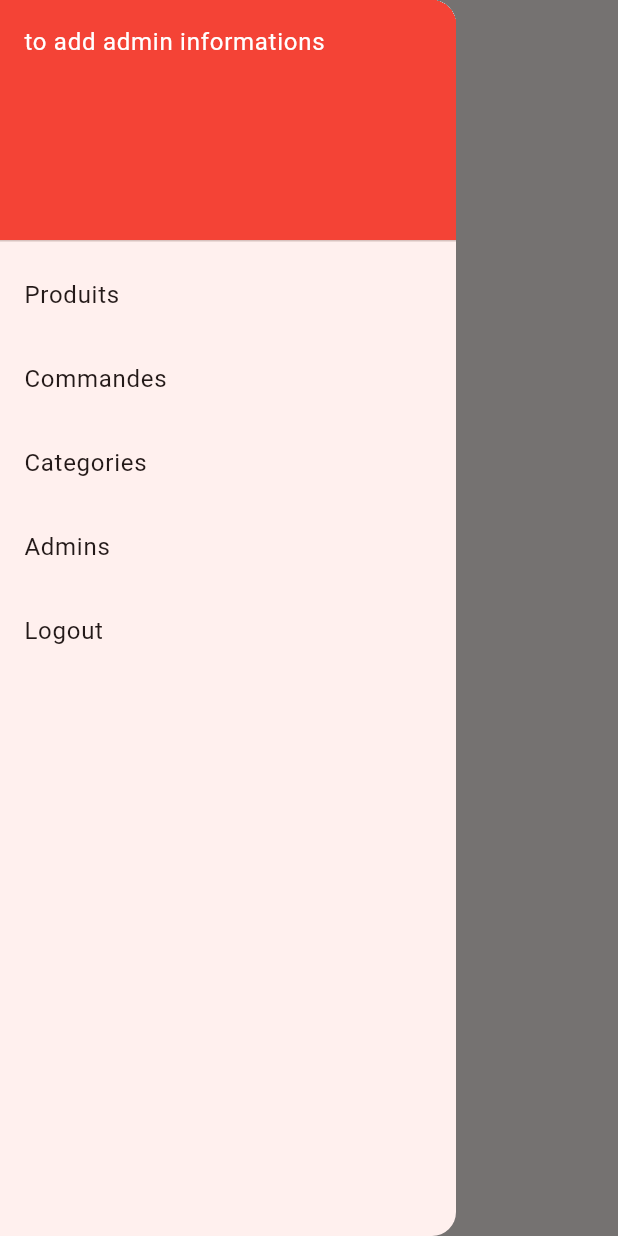
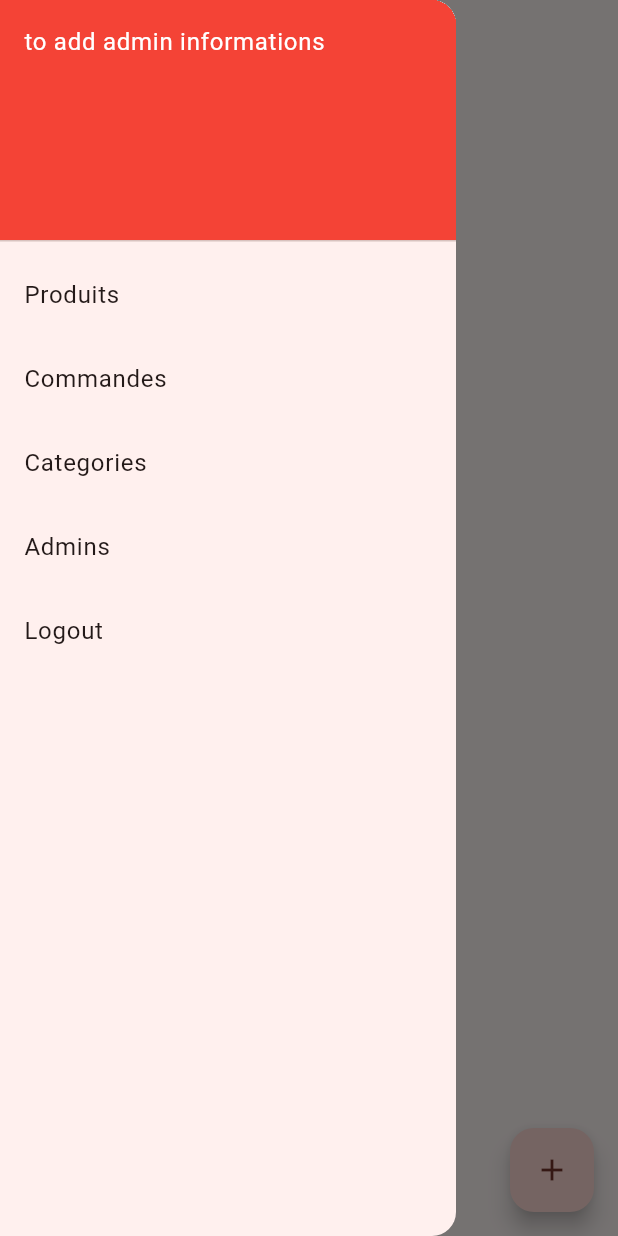
Before and after one commit to ouaala-ayoub/ecomadmin, a Flutter app: the AdminPanel screen opened directly with empty values, with the side drawer open, on a phone screen of 412 x 824 dp. Run offline on Flutter 3.47's test engine with Material 3 defaults, Android fonts, the phone set to English and light mode, and no system bars; our stand-ins replace dartz, dio, flutter_secure_storage, go_router, logger; accounts and stored records are empty; network calls fail.

Commit message:
add filterable list provider

```diff
--- a/lib/providers/admin_panel_provider.dart
+++ b/lib/providers/admin_panel_provider.dart
@@ -1,3 +1,10 @@
 import 'package:flutter/material.dart';
 
-class AdminPanelProvider extends ChangeNotifier {}
+class AdminPanelProvider extends ChangeNotifier {
+  int index = 0;
+
+  setIndex(int newIndex) {
+    index = newIndex;
+    notifyListeners();
+  }
+}
--- a/lib/views/admin_panel.dart
+++ b/lib/views/admin_panel.dart
@@ -1,16 +1,29 @@
+import 'package:ecomadmin/models/core/helper.dart';
+import 'package:ecomadmin/providers/admin_panel_provider.dart';
 import 'package:ecomadmin/providers/auth_provider.dart';
+import 'package:ecomadmin/providers/filtrable_list_provider.dart';
+import 'package:ecomadmin/views/filterable_list_widget.dart';
 import 'package:flutter/material.dart';
+import 'package:go_router/go_router.dart';
+import 'package:provider/provider.dart';
 
 class AdminPanel extends StatelessWidget {
   final AuthProvider authProvider;
-  const AdminPanel({required this.authProvider, super.key});
+  final AdminPanelProvider panelProvider;
+  static const titles = ['Produits', 'Commandes', 'Categories', 'Admins'];
+  const AdminPanel(
+      {required this.authProvider, super.key, required this.panelProvider});
 
   @override
   Widget build(BuildContext context) {
     return Scaffold(
-      appBar: AppBar(title: Text('admin panel')),
-      body: Center(
-        child: Text('testing that shite'),
+      appBar: AppBar(title: Text(titles[panelProvider.index])),
+      body: ChangeNotifierProvider(
+        create: (context) => FilterableListProvider(Helper()),
+        child: Consumer<FilterableListProvider>(
+          builder: (context, filterProvider, child) =>
+              FilterableListWidget(provider: filterProvider),
+        ),
       ),
       drawer: Drawer(
         child: ListView(padding: EdgeInsets.zero, children: [
@@ -21,21 +34,17 @@ class AdminPanel extends StatelessWidget {
                 'to add admin informations',
                 style: TextStyle(color: Colors.white),
               )),
-          ListTile(
-            title: Text('Produits'),
-            onTap: () {},
-          ),
-          ListTile(
-            title: Text('Commandes'),
-            onTap: () {},
-          ),
-          ListTile(
-            title: Text('Categories'),
-            onTap: () {},
-          ),
-          ListTile(
-            title: Text('Admins'),
-            onTap: () {},
+          Column(
+            children: titles.map((element) {
+              final index = titles.indexOf(element);
+              return ListTile(
+                title: Text(element),
+                onTap: () {
+                  panelProvider.setIndex(index);
+                  context.pop();
+                },
+              );
+            }).toList(),
           ),
           ListTile(
             title: Text('Logout'),
--- /dev/null
+++ b/lib/views/filterable_list_widget.dart
@@ -0,0 +1,33 @@
+import 'package:ecomadmin/providers/filtrable_list_provider.dart';
+import 'package:flutter/material.dart';
+
+class FilterableListWidget<T> extends StatefulWidget {
+  final FilterableListProvider<T> provider;
+  const FilterableListWidget({required this.provider, super.key});
+
+  @override
+  State<FilterableListWidget> createState() => _FilterableListWidgetState<T>();
+}
+
+class _FilterableListWidgetState<T> extends State<FilterableListWidget> {
+  @override
+  void initState() {
+    super.initState();
+    // widget.provider.getList();
+  }
+
+  requestData() {
+    // widget.provider.getList();
+  }
+
+  @override
+  Widget build(BuildContext context) {
+    return Scaffold(
+      body: Center(child: Text('testing')),
+      floatingActionButton: FloatingActionButton(
+        onPressed: () {},
+        child: Icon(Icons.add),
+      ),
+    );
+  }
+}
```
Also changed, not shown: lib/models/core/helper.dart (added, +7 -0 lines), lib/models/helpers/function_helpers.dart (+31 -0 lines), lib/providers/filtrable_list_provider.dart (added, +57 -0 lines), lib/views/home_page.dart (+9 -2 lines).
